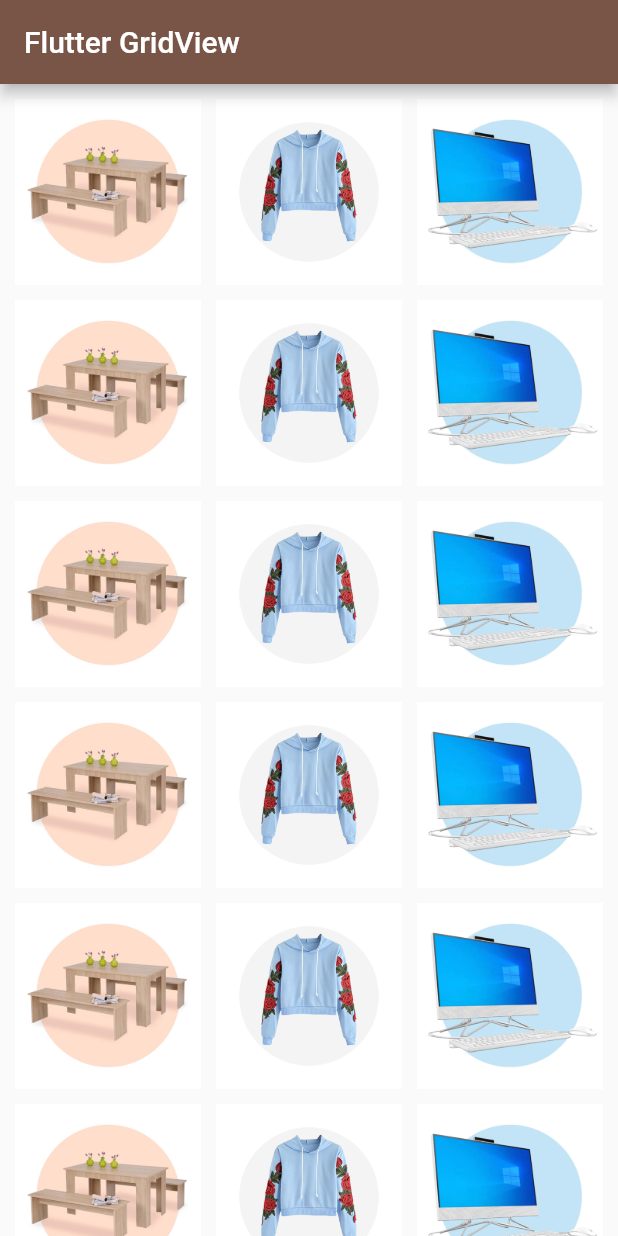
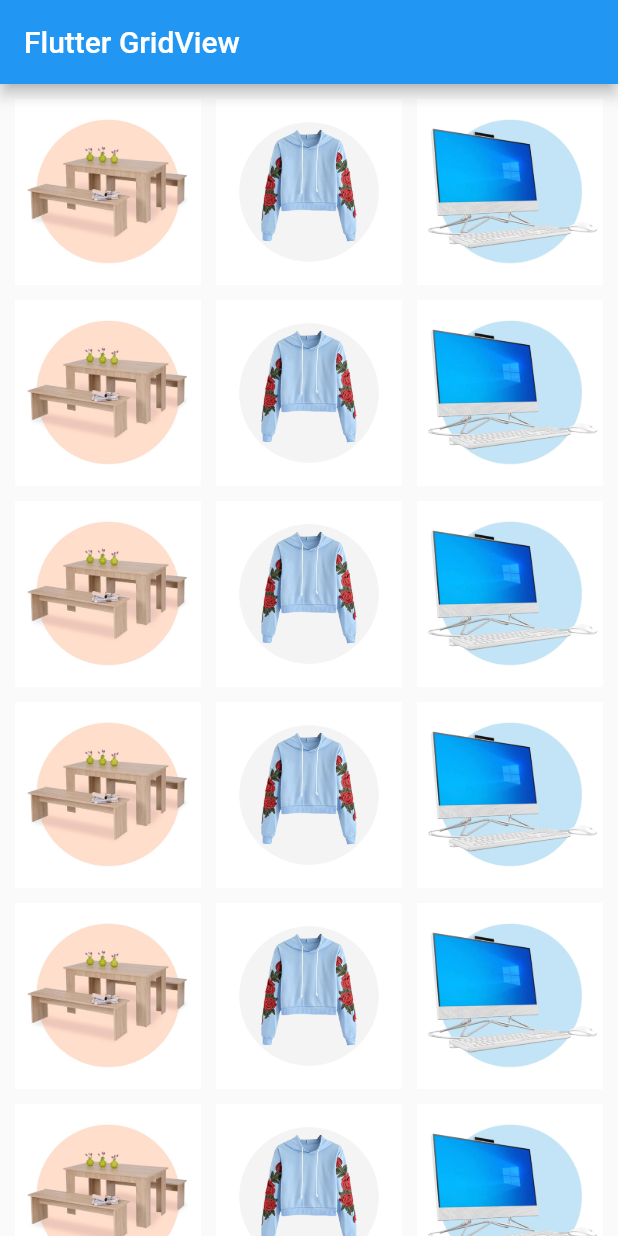
Before and after one commit to Marcos-Casas/Eje_GridView_6J-A, a Flutter app: the screen it shows after launch, on a phone screen of 412 x 824 dp. Run offline on Flutter 3.47's test engine with Material 2 defaults, Android fonts, the phone set to English and light mode, and no system bars.

```diff
--- a/lib/main.dart
+++ b/lib/main.dart
@@ -12,7 +12,7 @@ class MyApp extends StatelessWidget {
         debugShowCheckedModeBanner: false,
         title: 'Aprendiendo GridView',
         theme: ThemeData(
-          primarySwatch: Colors.brown,
+          primarySwatch: Colors.blue,
         ),
         home: MyHomePage());
   }
```
Also changed, not shown: 1 other file.
